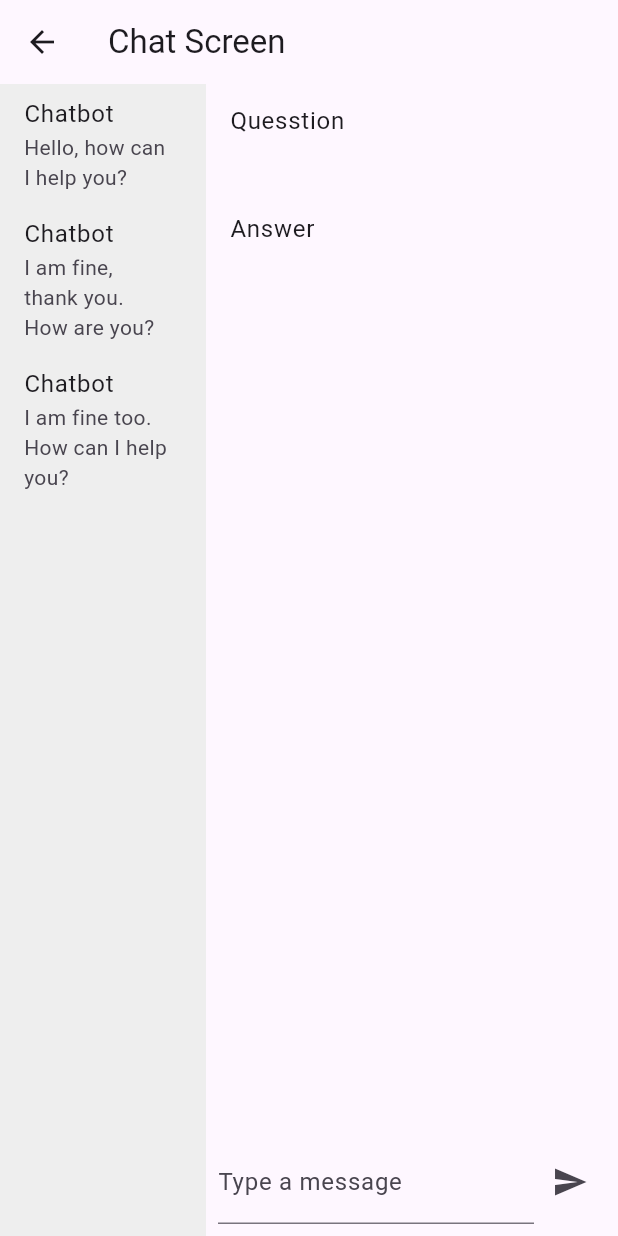
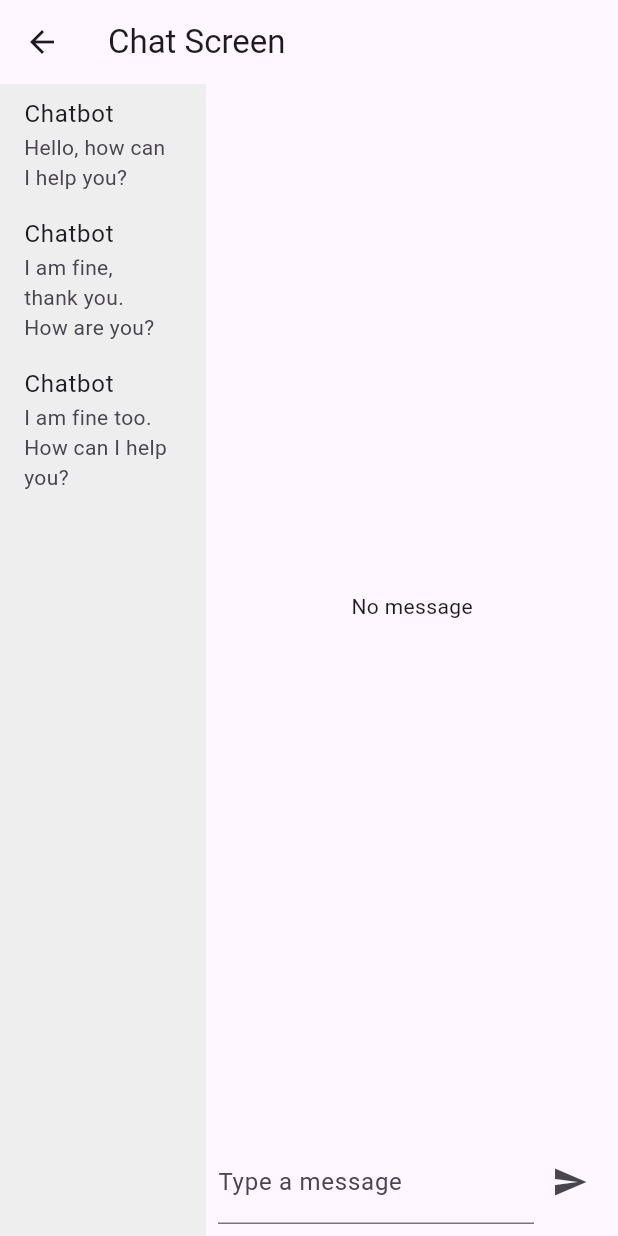
Before and after one commit to cevheri/chatbot_example, a Flutter app: the ChatScreen screen opened by its route, on a phone screen of 412 x 824 dp. Run offline on Flutter 3.47's test engine with Material 3 defaults, Android fonts, the light colour scheme and no system bars; our stand-ins replace faker, get.

Commit message:
add question answer

```diff
--- a/lib/repositories/chat_repository.dart
+++ b/lib/repositories/chat_repository.dart
@@ -94,7 +94,7 @@ class ChatRepository {
     //   throw Exception('Failed to send message');
     // }
 
-    _chatSession.answer.value.text = 'dfasdfa  Generated by Chatbot';
+    _chatSession.answer.value.text = '${faker.lorem.sentences(5).join('\n')}  \nGenerated by Chatbot';
 
     await addHistory(_chatSession.message.value.text);
   }
--- a/lib/screens/chat_screen.dart
+++ b/lib/screens/chat_screen.dart
@@ -22,7 +22,7 @@ class ChatScreen extends StatelessWidget {
             flex: 4,
             child: Column(
               children: [
-                ChatAnswer(),
+                const ChatAnswer(), // Burada dinlemeyi ayrı bir widget'ta yapıyoruz
                 Padding(
                   padding: const EdgeInsets.all(8.0),
                   child: Obx(
@@ -30,10 +30,21 @@ class ChatScreen extends StatelessWidget {
                       children: [
                         Expanded(
                           child: TextField(
-                              decoration: const InputDecoration(labelText: 'Type a message'),
-                              controller: _chatSession.message.value),
+                            decoration: const InputDecoration(labelText: 'Type a message'),
+                            controller: _chatSession.message.value,
+                            onChanged: (value) {
+                              _chatSession.message.refresh(); // TextField girdisini dinlemek için refresh
+                            },
+                          ),
                         ),
-                        IconButton(icon: const Icon(Icons.send), onPressed: () => ChatRepository().sendMessage()),
+                        IconButton(
+                          icon: const Icon(Icons.send),
+                          onPressed: () {
+                            ChatRepository().sendMessage();
+                            _chatSession.message.refresh(); // Mesaj gönderiminden sonra yenile
+                            _chatSession.answer.refresh(); // Cevap kısmını da yenile
+                          },
+                        ),
                       ],
                     ),
                   ),
@@ -48,23 +59,35 @@ class ChatScreen extends StatelessWidget {
 }
 
 class ChatAnswer extends StatelessWidget {
-  const ChatAnswer({
-    super.key,
-  });
+  const ChatAnswer({super.key});
 
   @override
   Widget build(BuildContext context) {
     final _chatSession = Get.put(ChatSession());
+    if (_chatSession.message.value.text.isEmpty) {
+      return const Expanded(
+        child: Center(
+          child: Text('No message'),
+        ),
+      );
+    }
     return Expanded(
       child: Obx(() => Column(
+            crossAxisAlignment: CrossAxisAlignment.stretch,
             children: [
-              ListTile(
-                title: Text('Quesstion'),
-                subtitle: Text(_chatSession.message.value.text),
+              Padding(
+                padding: const EdgeInsets.fromLTRB(0, 0, 0, 20),
+                child: ListTile(
+                  title: const Text('Chatbot'),
+                  subtitle: SelectableText('Answered at ${_chatSession.message.value.text}'),
+                ),
               ),
-              ListTile(
-                title: Text('Answer'),
-                subtitle: Text(_chatSession.answer.value.text),
+              Padding(
+                padding: const EdgeInsets.fromLTRB(20, 0, 0, 0),
+                child: ListTile(
+                  title: const Text('Chatbot'),
+                  subtitle: SelectableText('Answered at ${_chatSession.answer.value.text}'),
+                ),
               ),
             ],
           )),
```
